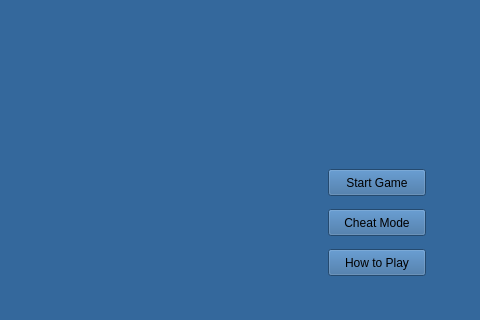
This is ulmainwindow.ui in CKost/undersea-llamas as Qt 5 draws it before an edit; both pictures show x 342 to 822 and y 158 to 478 of the 822 by 478 pixel window. The edited form follows.
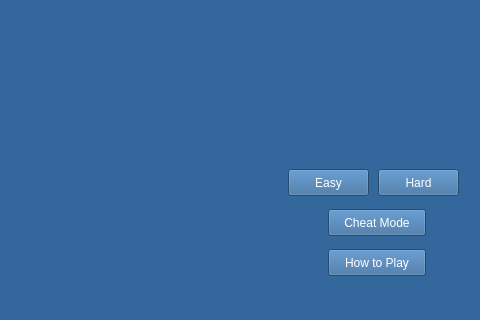
This is the edited form. Icons and pictures are not drawn.

Commit message: Chests are now real chests in ulmainwindow.cpp

What changed in the file:
```diff
--- a/ulmainwindow.ui
+++ b/ulmainwindow.ui
@@ -41,7 +41,7 @@
      </rect>
     </property>
     <property name="styleSheet">
-     <string notr="true"/>
+     <string notr="true">color: rgb(255, 255, 255);</string>
     </property>
     <property name="text">
      <string>How to Play</string>
@@ -88,6 +88,9 @@
       <height>27</height>
      </rect>
     </property>
+    <property name="styleSheet">
+     <string notr="true">color: rgb(255, 255, 255);</string>
+    </property>
     <property name="text">
      <string>Cheat Mode</string>
     </property>
@@ -95,14 +98,33 @@
    <widget class="QPushButton" name="startButton">
     <property name="geometry">
      <rect>
-      <x>670</x>
+      <x>630</x>
       <y>310</y>
-      <width>98</width>
+      <width>81</width>
       <height>27</height>
      </rect>
     </property>
+    <property name="styleSheet">
+     <string notr="true">color: rgb(255, 255, 255);</string>
+    </property>
     <property name="text">
-     <string>Start Game</string>
+     <string>Easy</string>
+    </property>
+   </widget>
+   <widget class="QPushButton" name="hardStartButton">
+    <property name="geometry">
+     <rect>
+      <x>720</x>
+      <y>310</y>
+      <width>81</width>
+      <height>27</height>
+     </rect>
+    </property>
+    <property name="styleSheet">
+     <string notr="true">color: rgb(255, 255, 255);</string>
+    </property>
+    <property name="text">
+     <string>Hard</string>
     </property>
    </widget>
   </widget>
```
Left out of the diff: 2 changed lines with no effect on the pictures. The commit also changes 6 other files.
